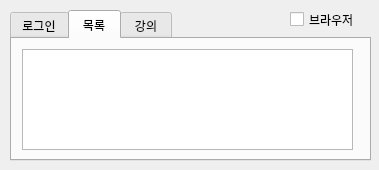
First picture: the form in leacto.ui, repository iambz00/Leacto, before the edit.
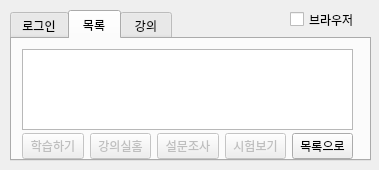
Second picture: the form after the edit. The open tabs and pages were chosen to show the change.

Patch:
```diff
--- a/leacto.ui
+++ b/leacto.ui
@@ -232,7 +232,7 @@
         <x>10</x>
         <y>10</y>
         <width>331</width>
-        <height>101</height>
+        <height>81</height>
        </rect>
       </property>
       <property name="minimumSize">
@@ -248,6 +248,68 @@
        </size>
       </property>
      </widget>
+     <widget class="QWidget" name="horizontalLayoutWidget">
+      <property name="geometry">
+       <rect>
+        <x>10</x>
+        <y>92</y>
+        <width>331</width>
+        <height>31</height>
+       </rect>
+      </property>
+      <layout class="QHBoxLayout" name="horizontalLayout">
+       <item>
+        <widget class="QPushButton" name="btnStart">
+         <property name="enabled">
+          <bool>false</bool>
+         </property>
+         <property name="text">
+          <string>학습하기</string>
+         </property>
+        </widget>
+       </item>
+       <item>
+        <widget class="QPushButton" name="btnHome">
+         <property name="enabled">
+          <bool>false</bool>
+         </property>
+         <property name="text">
+          <string>강의실홈</string>
+         </property>
+        </widget>
+       </item>
+       <item>
+        <widget class="QPushButton" name="btnSurvey">
+         <property name="enabled">
+          <bool>false</bool>
+         </property>
+         <property name="text">
+          <string>설문조사</string>
+         </property>
+        </widget>
+       </item>
+       <item>
+        <widget class="QPushButton" name="btnExam">
+         <property name="enabled">
+          <bool>false</bool>
+         </property>
+         <property name="text">
+          <string>시험보기</string>
+         </property>
+        </widget>
+       </item>
+       <item>
+        <widget class="QPushButton" name="btnList">
+         <property name="enabled">
+          <bool>true</bool>
+         </property>
+         <property name="text">
+          <string>목록으로</string>
+         </property>
+        </widget>
+       </item>
+      </layout>
+     </widget>
     </widget>
     <widget class="QWidget" name="tabProgress">
      <attribute name="title">
```
Left out of the diff: 116 changed lines with no effect on the pictures.
